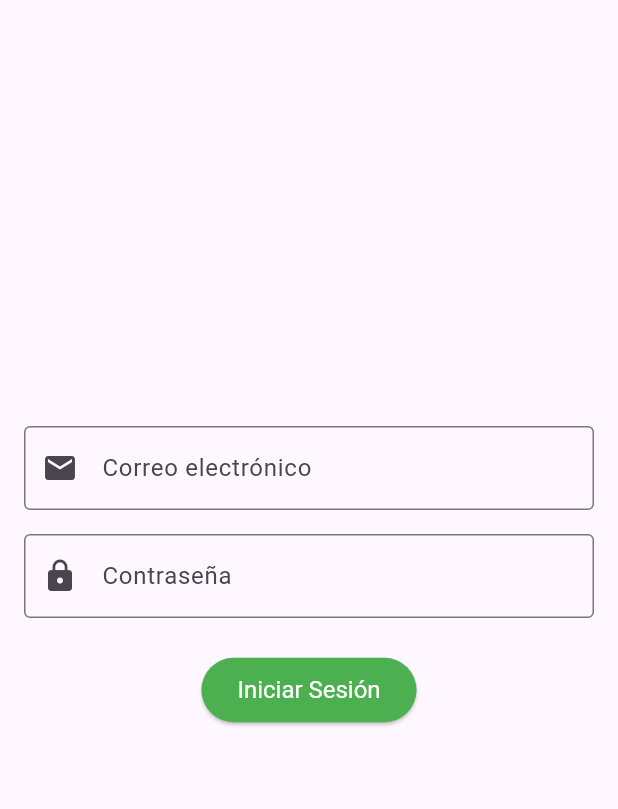
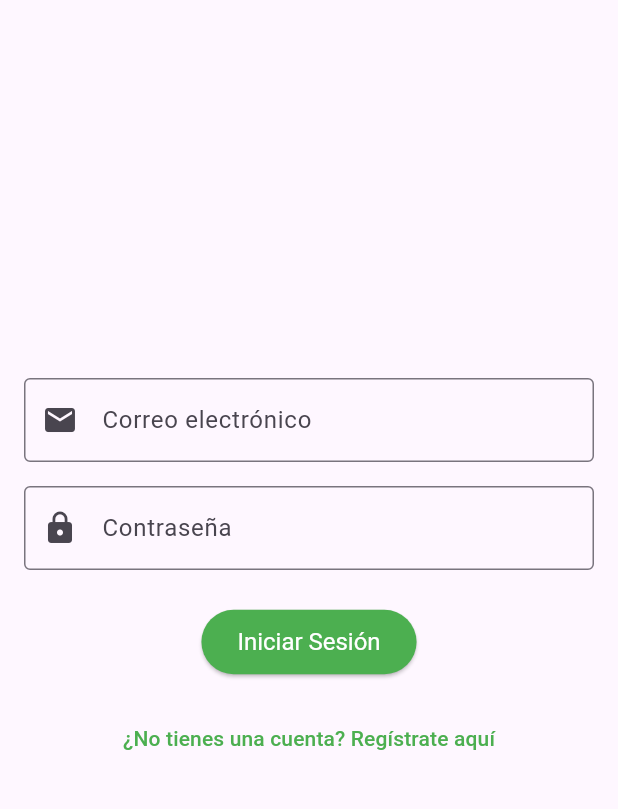
Before and after one commit to Jreycruz/tarea2.2, a Flutter app: the screen it shows after launch, on a phone screen of 412 x 824 dp, the part 84-893 px from its top. Run offline on Flutter 3.47's test engine with Material 3 defaults, Android fonts, the phone set to English and light mode, and no system bars.

Commit message:
new commit

```diff
--- a/lib/main.dart
+++ b/lib/main.dart
@@ -69,6 +69,16 @@ class LoginPage extends StatelessWidget {
               ),
               child: Text('Iniciar Sesión'),
             ),
+            SizedBox(height: 16),
+            TextButton(
+              onPressed: () {
+                print('Botón de Registro presionado');
+              },
+              child: Text(
+                '¿No tienes una cuenta? Regístrate aquí',
+                style: TextStyle(color: Colors.green),
+              ),
+            ),
           ],
         ),
       ),
```
